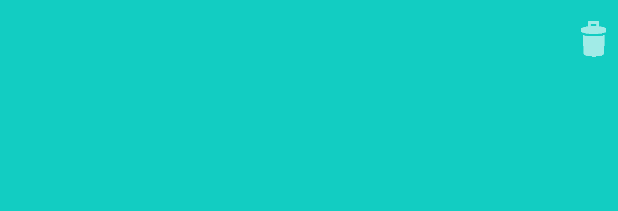
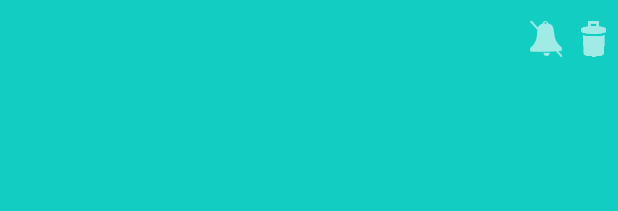
Before and after one commit to viralsavani/Geo-Task, an Android app: the layout task_list_row.xml on its own in the app's theme, with its tools: preview values and no code run, on a phone screen of 412 x 824 dp. Shown: the top 211 px of the screen. Run offline under Robolectric (Android 15) with nearby library versions, the phone set to English and light mode, and no system bars.

Commit message:
Notification Icon Toggle

```diff
--- a/app/src/main/java/com/mobile/av/geotask/db/TaskDBOpenHelper.java
+++ b/app/src/main/java/com/mobile/av/geotask/db/TaskDBOpenHelper.java
@@ -20,6 +20,7 @@ public class TaskDBOpenHelper extends SQLiteOpenHelper {
     public static final String TASK_RANGE = "range";
     public static final String TASK_NOTE = "note";
     public static final String TASK_LOCATION = "location";
+    public static final String TASK_STATUS = "status";
 
     // ItemList table column constants
     public static final String ITEMS_TABLE_NAME = "items";
@@ -34,7 +35,8 @@ public class TaskDBOpenHelper extends SQLiteOpenHelper {
                     TASK_TITLE + " TEXT, " +
                     TASK_RANGE + " NUMERIC, " +
                     TASK_NOTE + " TEXT, " +
-                    TASK_LOCATION + " TEXT " +
+                    TASK_LOCATION + " TEXT, " +
+                    TASK_STATUS + " INTEGER " +
                     ")";
 
     public static final String ITEMS_TABLE_CREATE =
--- a/app/src/main/res/layout/task_list_row.xml
+++ b/app/src/main/res/layout/task_list_row.xml
@@ -27,6 +27,7 @@
         android:paddingBottom="@dimen/custom_row_margin"
         android:layout_alignParentBottom="true"
         android:layout_alignParentRight="true"
+        android:layout_alignParentEnd="true"
         android:layout_alignParentStart="true" />
 
     <ImageView
@@ -36,6 +37,17 @@
         android:layout_alignParentEnd="true"
         android:layout_alignParentRight="true"
         android:layout_alignParentTop="true"
-        android:src="@drawable/ic_action_discard"/>
+        android:src="@drawable/ic_action_discard"
+        android:contentDescription="@string/remove_task"/>
+
+    <ImageView
+        android:layout_width="wrap_content"
+        android:layout_height="wrap_content"
+        android:id="@+id/setNotification_imageView_task_row_list"
+        android:src="@drawable/ic_action_toggle_off"
+        android:contentDescription="@string/notification"
+        android:layout_alignParentTop="true"
+        android:layout_toLeftOf="@+id/discardTask_imageView_task_row_list"
+        android:layout_toStartOf="@+id/discardTask_imageView_task_row_list" />
 
 </RelativeLayout>
--- a/app/src/main/res/values/strings.xml
+++ b/app/src/main/res/values/strings.xml
@@ -30,4 +30,5 @@
     <string name="hello_blank_fragment">Hello blank fragment</string>
     <string name="title_activity_map">Select Location</string>
     <string name="search_location">Search Location</string>
+    <string name="notification">Notification</string>
 </resources>
```
Also changed, not shown: app/src/main/java/com/mobile/av/geotask/db/TaskDataSource.java (+6 -1 lines), app/src/main/java/com/mobile/av/geotask/model/Task.java (+11 -0 lines), app/src/main/res/drawable-hdpi/ic_action_toggle_off.png (added), app/src/main/res/drawable-hdpi/ic_action_toggle_on.png (added), app/src/main/res/drawable-mdpi/ic_action_toggle_off.png (added), app/src/main/res/drawable-mdpi/ic_action_toggle_on.png (added), app/src/main/res/drawable-xhdpi/ic_action_toggle_off.png (added), app/src/main/res/drawable-xhdpi/ic_action_toggle_on.png (added), app/src/main/res/drawable-xxhdpi/ic_action_toggle_off.png (added).
